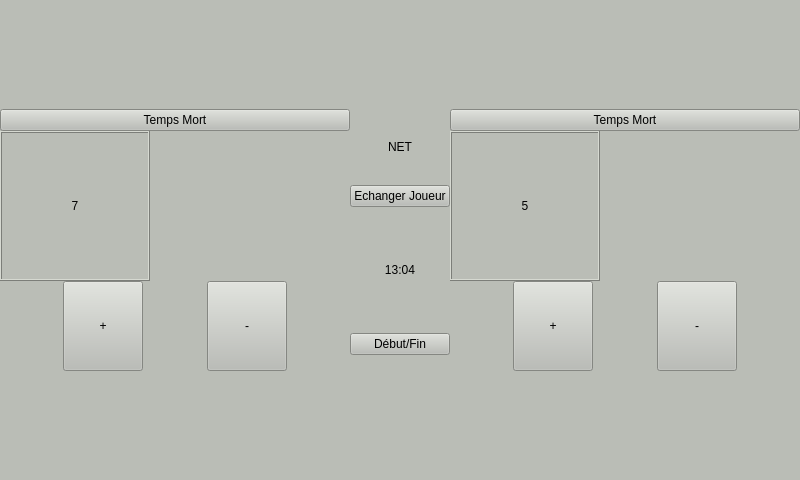
btssn-lasalle-84/areapi-2022, file arbitre-area/ihmarbitre.ui: the form before one commit.
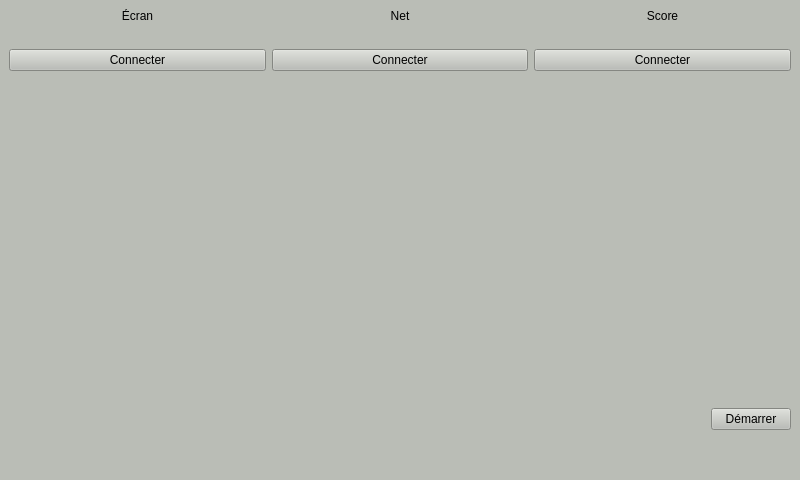
The form after the commit.

```diff
--- a/arbitre-area/ihmarbitre.ui
+++ b/arbitre-area/ihmarbitre.ui
@@ -53,6 +53,194 @@
       <property name="currentIndex">
        <number>0</number>
       </property>
+      <widget class="QWidget" name="accueil">
+       <property name="styleSheet">
+        <string notr="true">background:rgb(186, 189, 182);</string>
+       </property>
+       <layout class="QVBoxLayout" name="verticalLayout_5">
+        <property name="bottomMargin">
+         <number>50</number>
+        </property>
+        <item>
+         <layout class="QHBoxLayout" name="horizontalLayoutModules">
+          <property name="rightMargin">
+           <number>0</number>
+          </property>
+          <item>
+           <layout class="QVBoxLayout" name="verticalLayoutModuleEcran">
+            <property name="bottomMargin">
+             <number>0</number>
+            </property>
+            <item>
+             <widget class="QLabel" name="labelNomModuleEcran">
+              <property name="text">
+               <string>Écran</string>
+              </property>
+              <property name="alignment">
+               <set>Qt::AlignCenter</set>
+              </property>
+             </widget>
+            </item>
+            <item>
+             <widget class="QLabel" name="labelEtatModuleEcran">
+              <property name="text">
+               <string/>
+              </property>
+              <property name="alignment">
+               <set>Qt::AlignCenter</set>
+              </property>
+             </widget>
+            </item>
+            <item>
+             <widget class="QPushButton" name="pushButtonModuleEcran">
+              <property name="text">
+               <string>Connecter</string>
+              </property>
+             </widget>
+            </item>
+            <item>
+             <spacer name="verticalSpacer">
+              <property name="orientation">
+               <enum>Qt::Vertical</enum>
+              </property>
+              <property name="sizeHint" stdset="0">
+               <size>
+                <width>20</width>
+                <height>40</height>
+               </size>
+              </property>
+             </spacer>
+            </item>
+           </layout>
+          </item>
+          <item>
+           <layout class="QVBoxLayout" name="verticalLayoutModuleNet">
+            <property name="bottomMargin">
+             <number>0</number>
+            </property>
+            <item>
+             <widget class="QLabel" name="labelNomModuleNet">
+              <property name="text">
+               <string>Net</string>
+              </property>
+              <property name="alignment">
+               <set>Qt::AlignCenter</set>
+              </property>
+             </widget>
+            </item>
+            <item>
+             <widget class="QLabel" name="labelEtatModuleNet">
+              <property name="text">
+               <string/>
+              </property>
+              <property name="alignment">
+               <set>Qt::AlignCenter</set>
+              </property>
+             </widget>
+            </item>
+            <item>
+             <widget class="QPushButton" name="pushButtonModuleNet">
+              <property name="text">
+               <string>Connecter</string>
+              </property>
+             </widget>
+            </item>
+            <item>
+             <spacer name="verticalSpacer_2">
+              <property name="orientation">
+               <enum>Qt::Vertical</enum>
+              </property>
+              <property name="sizeHint" stdset="0">
+               <size>
+                <width>20</width>
+                <height>40</height>
+               </size>
+              </property>
+             </spacer>
+            </item>
+           </layout>
+          </item>
+          <item>
+           <layout class="QVBoxLayout" name="verticalLayoutModuleScore">
+            <property name="bottomMargin">
+             <number>0</number>
+            </property>
+            <item>
+             <widget class="QLabel" name="labelNomModuleScore">
+              <property name="text">
+               <string>Score</string>
+              </property>
+              <property name="alignment">
+               <set>Qt::AlignCenter</set>
+              </property>
+             </widget>
+            </item>
+            <item>
+             <widget class="QLabel" name="labelEtatModuleScore">
+              <property name="text">
+               <string/>
+              </property>
+              <property name="alignment">
+               <set>Qt::AlignCenter</set>
+              </property>
+             </widget>
+            </item>
+            <item>
+             <widget class="QPushButton" name="pushButtonModuleScore">
+              <property name="text">
+               <string>Connecter</string>
+              </property>
+             </widget>
+            </item>
+            <item>
+             <spacer name="verticalSpacer_3">
+              <property name="orientation">
+               <enum>Qt::Vertical</enum>
+              </property>
+              <property name="sizeHint" stdset="0">
+               <size>
+                <width>20</width>
+                <height>40</height>
+               </size>
+              </property>
+             </spacer>
+            </item>
+           </layout>
+          </item>
+         </layout>
+        </item>
+        <item>
+         <layout class="QHBoxLayout" name="horizontalLayoutBoutons">
+          <property name="rightMargin">
+           <number>0</number>
+          </property>
+          <property name="bottomMargin">
+           <number>0</number>
+          </property>
+          <item>
+           <spacer name="horizontalSpacer_4">
+            <property name="orientation">
+             <enum>Qt::Horizontal</enum>
+            </property>
+            <property name="sizeHint" stdset="0">
+             <size>
+              <width>40</width>
+              <height>20</height>
+             </size>
+            </property>
+           </spacer>
+          </item>
+          <item>
+           <widget class="QPushButton" name="pushButtonDemarrer">
+            <property name="text">
+             <string>Démarrer</string>
+            </property>
+           </widget>
+          </item>
+         </layout>
+        </item>
+       </layout>
+      </widget>
       <widget class="QWidget" name="accueilRencontre">
        <property name="styleSheet">
         <string notr="true">background:rgb(186, 189, 182);</string>
```
